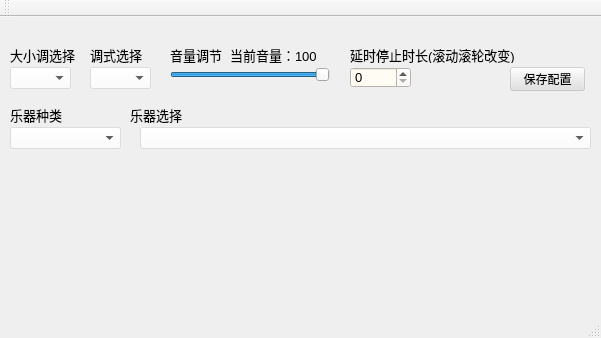
The window that MIDIQt/MIDIQt.ui (GCVillager/MIDIPiano) describes before a commit, drawn with Qt 5.
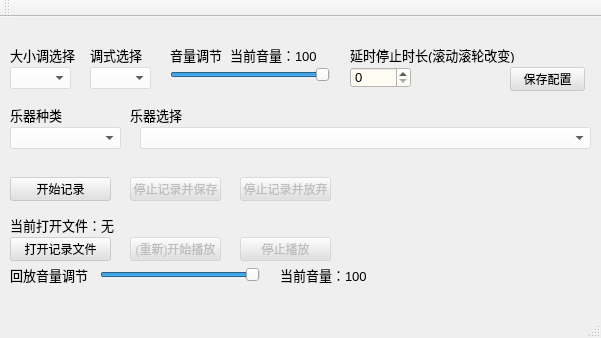
The same window after the commit. Icons and pictures are not drawn.

Diff of the .ui file:
```diff
--- a/MIDIQt/MIDIQt.ui
+++ b/MIDIQt/MIDIQt.ui
@@ -24,8 +24,9 @@
 QComboBox{
 background-color:rgba(255,255,255,0.4);
 }
-
-</string>
+QPushButton{
+background-color:rgba(225,225,225,0.45);
+}</string>
   </property>
   <widget class="QWidget" name="centralWidget">
    <property name="styleSheet">
@@ -289,6 +290,169 @@
      <string>保存配置</string>
     </property>
    </widget>
+   <widget class="QPushButton" name="pushButtonStartRecord">
+    <property name="geometry">
+     <rect>
+      <x>10</x>
+      <y>160</y>
+      <width>101</width>
+      <height>24</height>
+     </rect>
+    </property>
+    <property name="text">
+     <string>开始记录</string>
+    </property>
+   </widget>
+   <widget class="QPushButton" name="pushButtonStopSave">
+    <property name="enabled">
+     <bool>false</bool>
+    </property>
+    <property name="geometry">
+     <rect>
+      <x>130</x>
+      <y>160</y>
+      <width>91</width>
+      <height>24</height>
+     </rect>
+    </property>
+    <property name="text">
+     <string>停止记录并保存</string>
+    </property>
+   </widget>
+   <widget class="QPushButton" name="pushButtonStopGiveUp">
+    <property name="enabled">
+     <bool>false</bool>
+    </property>
+    <property name="geometry">
+     <rect>
+      <x>240</x>
+      <y>160</y>
+      <width>91</width>
+      <height>24</height>
+     </rect>
+    </property>
+    <property name="text">
+     <string>停止记录并放弃</string>
+    </property>
+   </widget>
+   <widget class="QPushButton" name="pushButtonOpenFile">
+    <property name="geometry">
+     <rect>
+      <x>10</x>
+      <y>220</y>
+      <width>101</width>
+      <height>24</height>
+     </rect>
+    </property>
+    <property name="text">
+     <string>打开记录文件</string>
+    </property>
+   </widget>
+   <widget class="QPushButton" name="pushButtonStartReplay">
+    <property name="enabled">
+     <bool>false</bool>
+    </property>
+    <property name="geometry">
+     <rect>
+      <x>130</x>
+      <y>220</y>
+      <width>91</width>
+      <height>24</height>
+     </rect>
+    </property>
+    <property name="text">
+     <string>(重新)开始播放</string>
+    </property>
+   </widget>
+   <widget class="QPushButton" name="pushButtonStopReplay">
+    <property name="enabled">
+     <bool>false</bool>
+    </property>
+    <property name="geometry">
+     <rect>
+      <x>240</x>
+      <y>220</y>
+      <width>91</width>
+      <height>24</height>
+     </rect>
+    </property>
+    <property name="text">
+     <string>停止播放</string>
+    </property>
+   </widget>
+   <widget class="QLabel" name="labelNowPlaying">
+    <property name="geometry">
+     <rect>
+      <x>10</x>
+      <y>200</y>
+      <width>581</width>
+      <height>16</height>
+     </rect>
+    </property>
+    <property name="font">
+     <font>
+      <pointsize>10</pointsize>
+     </font>
+    </property>
+    <property name="text">
+     <string>当前打开文件：无</string>
+    </property>
+   </widget>
+   <widget class="QSlider" name="sliderReplayVolume">
+    <property name="geometry">
+     <rect>
+      <x>100</x>
+      <y>250</y>
+      <width>160</width>
+      <height>16</height>
+     </rect>
+    </property>
+    <property name="maximum">
+     <number>100</number>
+    </property>
+    <property name="value">
+     <number>100</number>
+    </property>
+    <property name="orientation">
+     <enum>Qt::Horizontal</enum>
+    </property>
+   </widget>
+   <widget class="QLabel" name="label_7">
+    <property name="geometry">
+     <rect>
+      <x>10</x>
+      <y>250</y>
+      <width>81</width>
+      <height>16</height>
+     </rect>
+    </property>
+    <property name="font">
+     <font>
+      <pointsize>10</pointsize>
+     </font>
+    </property>
+    <property name="text">
+     <string>回放音量调节</string>
+    </property>
+   </widget>
+   <widget class="QLabel" name="labelReplayVolume">
+    <property name="geometry">
+     <rect>
+      <x>280</x>
+      <y>250</y>
+      <width>91</width>
+      <height>16</height>
+     </rect>
+    </property>
+    <property name="font">
+     <font>
+      <pointsize>10</pointsize>
+     </font>
+    </property>
+    <property name="text">
+     <string>当前音量：100</string>
+    </property>
+   </widget>
   </widget>
   <widget class="QToolBar" name="mainToolBar">
    <attribute name="toolBarArea">
```
Left out of the diff: 125 changed lines with no effect on the pictures.
